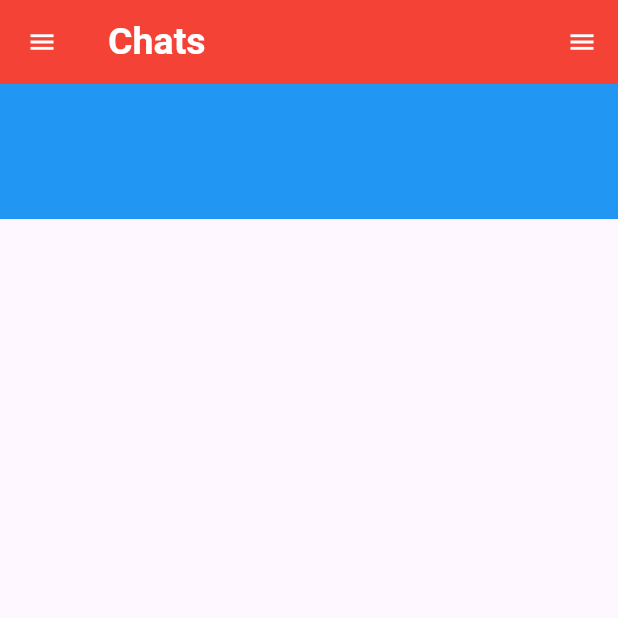
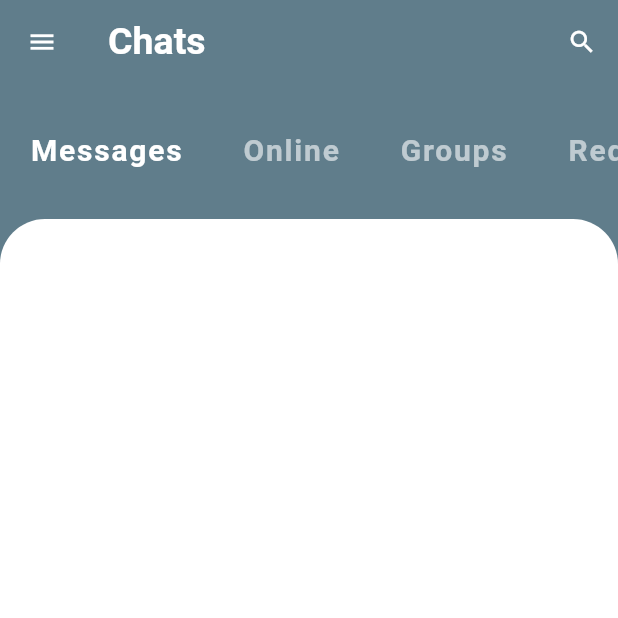
Before and after one commit to NKellyD/mobile_chat_flutter, a Flutter app: the screen it shows after launch, on a phone screen of 412 x 824 dp, the top half of it. Run offline on Flutter 3.47's test engine with Material 3 defaults, Android fonts, the phone set to English and light mode, and no system bars.

Commit message:
select list

```diff
--- a/lib/main.dart
+++ b/lib/main.dart
@@ -15,7 +15,7 @@
       title: 'CHAT KD',
       debugShowCheckedModeBanner: false,
       theme: ThemeData(
-        primaryColor: Colors.red,
+        primaryColor: Colors.blueGrey,
         colorScheme: ColorScheme.fromSeed(seedColor: Colors.deepPurple),
       ),
       home: const HomeScreen(),
--- a/lib/screens/home_screen.dart
+++ b/lib/screens/home_screen.dart
@@ -1,3 +1,4 @@
+import 'package:flutter/cupertino.dart';
 import 'package:flutter/material.dart';
 import 'package:mobile_chat_flutter/widgets/category_selector.dart';
 
@@ -12,6 +13,7 @@ class _HomeScreenState extends State<HomeScreen> {
   @override
   Widget build(BuildContext context) {
     return Scaffold(
+      backgroundColor: Theme.of(context).primaryColor,
       appBar: AppBar(
         leading: IconButton(
           icon: const Icon(Icons.menu),
@@ -21,22 +23,32 @@ class _HomeScreenState extends State<HomeScreen> {
         ),
         title: const Text(
           'Chats',
-          style: TextStyle(fontWeight: FontWeight.bold, fontSize: 25,color: Colors.white),
+          style: TextStyle(
+              fontWeight: FontWeight.bold, fontSize: 25, color: Colors.white),
         ),
         elevation: 0.0,
         actions: <Widget>[
           IconButton(
-            icon: const Icon(Icons.menu),
+            icon: const Icon(Icons.search),
             iconSize: 20.0,
             color: Colors.white,
             onPressed: () {},
           ),
         ],
-        backgroundColor: Colors.red,
+        backgroundColor: Colors.blueGrey,
       ),
-      body: const Column(
+      body: Column(
         children: [
-        CategorySelector()
+          const CategorySelector(),
+          Expanded(
+            child: Container(
+              decoration: const BoxDecoration(
+                  color: Colors.white,
+                  borderRadius: BorderRadius.only(
+                      topLeft: Radius.circular(30),
+                      topRight: Radius.circular(30))),
+            ),
+          )
         ],
       ),
     );
--- a/lib/widgets/category_selector.dart
+++ b/lib/widgets/category_selector.dart
@@ -15,7 +15,28 @@ class _CategorySelectorState extends State<CategorySelector> {
   Widget build(BuildContext context) {
     return Container(
       height: 90,
-      color: Colors.blue,
+      color: Theme.of(context).primaryColor,
+      child: ListView.builder(
+        scrollDirection: Axis.horizontal,
+          itemCount: categories.length,
+          itemBuilder:(BuildContext context,int index) {
+            return  GestureDetector(
+              onTap: (){
+                setState(() {
+                  selectedIndex = index;
+                });
+              },
+              child: Padding(
+                padding: const EdgeInsets.symmetric(horizontal: 20,vertical: 30),
+                child: Text(categories[index],style:  TextStyle(
+                  color: index  == selectedIndex ?Colors.white:Colors.white60,
+                  fontSize: 20,
+                  letterSpacing: 1.2,
+                  fontWeight: FontWeight.bold
+                ),),
+              ),
+            );
+          }),
     );
   }
 }
```
